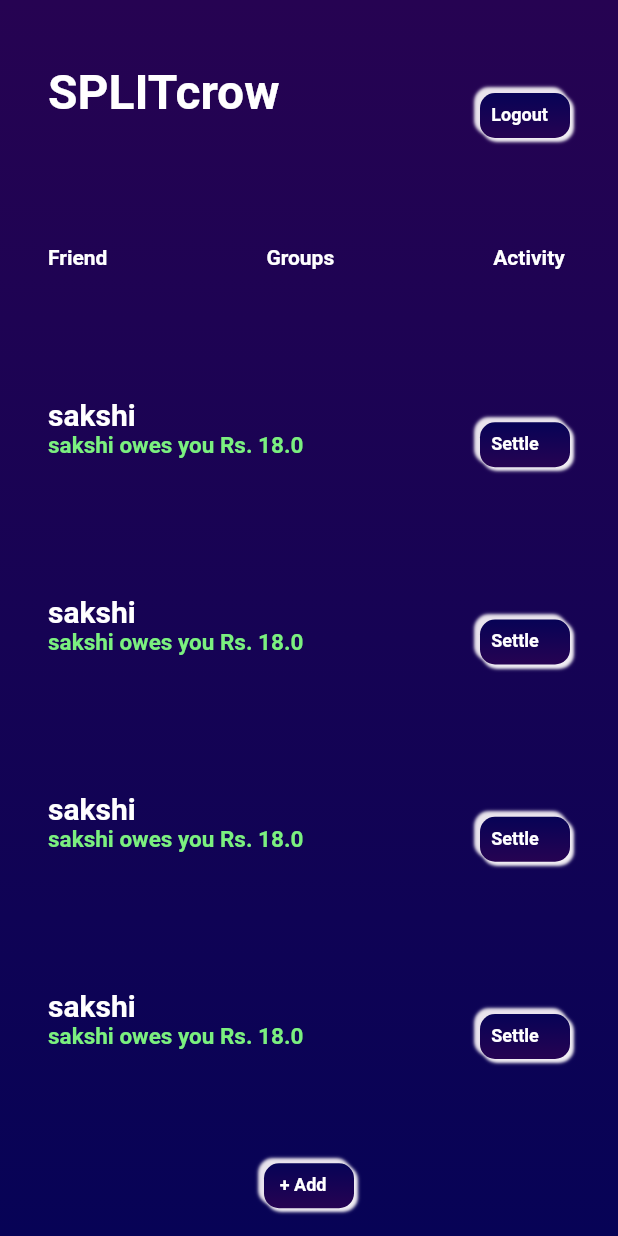
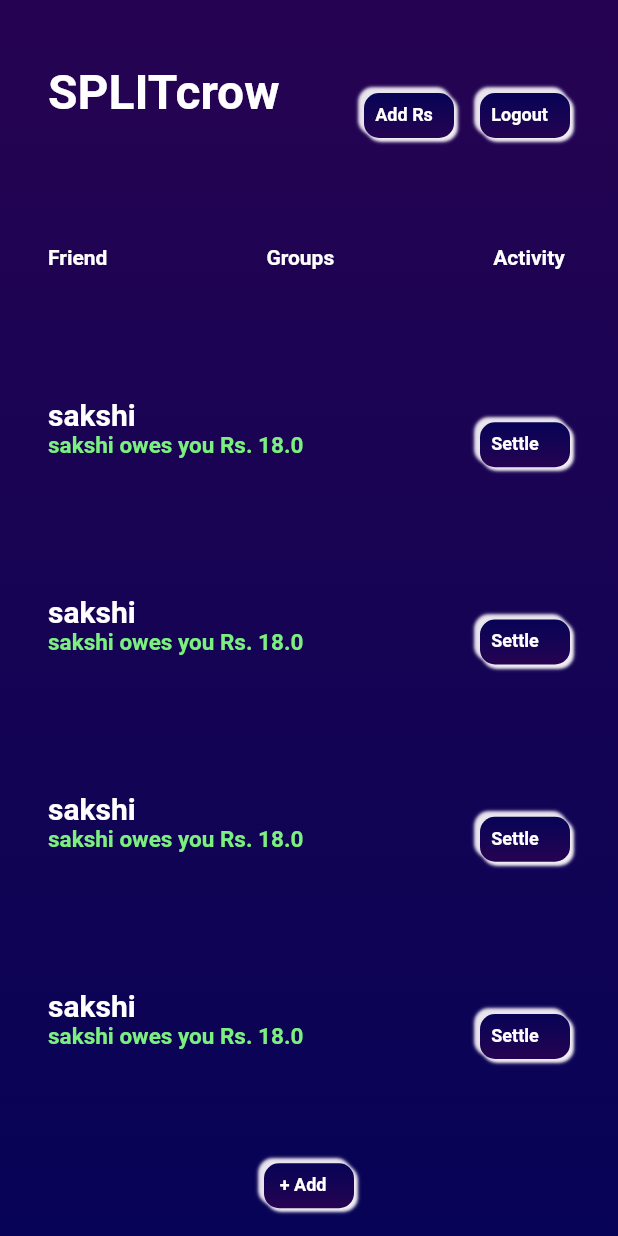
Before and after one commit to Richa-iitr/SPLITcrow-frontend, a Flutter app: the screen it shows after launch, on a phone screen of 412 x 824 dp. Run offline on Flutter 3.47's test engine with Material 2 defaults, Android fonts, the phone set to English and light mode, and no system bars.

Commit message:
added expense

```diff
--- a/lib/screens/widgets/tittle_nav.dart
+++ b/lib/screens/widgets/tittle_nav.dart
@@ -36,8 +36,26 @@ class TittleNav extends StatelessWidget {
       /*3*/
       Column(
             mainAxisAlignment: MainAxisAlignment.center,
+            children: [
+
+              RoundedButton(btn_name: 'Add Rs', press: () {
+
+              })
+
+            ],
+          ),
+          Column(
+            mainAxisAlignment: MainAxisAlignment.center,
+
+            children: [ const Text("     "),
+
+            ],
+          ),
+      Column(
+            mainAxisAlignment: MainAxisAlignment.center,
 
             children: [
+
               RoundedButton(btn_name: 'Logout', press: () {})
 
             ],
```
